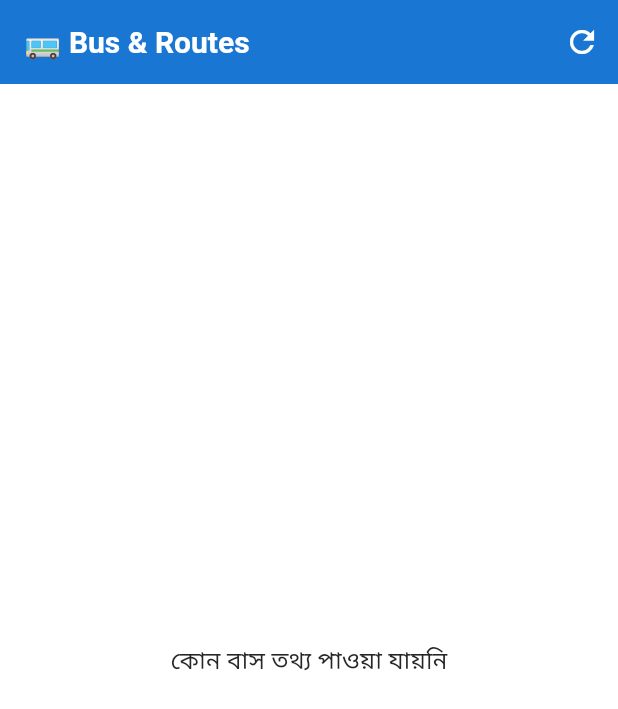
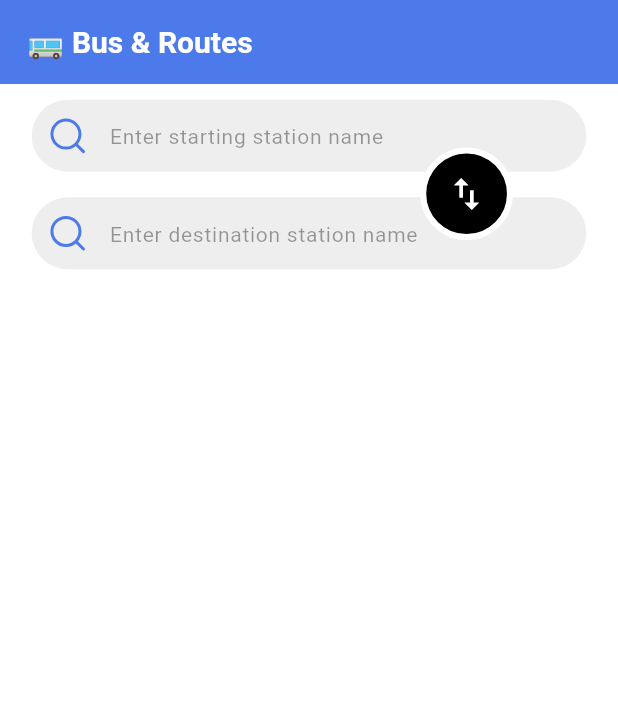
Before and after one commit to royalcourtbd/dhaka_bus, a Flutter app: the screen it shows after launch, on a phone screen of 412 x 824 dp. Shown: the top 709 px of the screen. Run offline on Flutter 3.47's test engine with Material 3 defaults, Android fonts, the phone set to English and light mode, and no system bars; our stand-ins replace cloud_firestore, device_info_plus, drift, equatable, firebase_analytics, firebase_core and 14 more; missing offline and left inert: talker_logger; accounts and stored records are empty; Roboto replaces fonts that are missing (Poppins).

Commit message:
Refactor bus routes UI and add swap feature
Replaced the old buses list page with a new bus routes display page featuring input fields for starting and destination stations, a swap button to exchange locations, and a search icon. Updated references in main and app entry files, added the swap logic to BusPresenter, and registered the new SVG asset. Increased app bar title font size and updated asset registration in pubspec.yaml.

```diff
--- a/lib/core/static/svg_path.dart
+++ b/lib/core/static/svg_path.dart
@@ -7,4 +7,5 @@
   ///svg file
   static const String icHomeOutline = 'assets/svg/ic_home_outline.svg';
   static const String icBack = 'assets/svg/ic_back.svg';
+  static const String icSearch = 'assets/svg/ic_search.svg';
 }
--- a/lib/dhaka_bus_app.dart
+++ b/lib/dhaka_bus_app.dart
@@ -1,4 +1,4 @@
-import 'package:dhaka_bus/features/bus_management/presentation/ui/buses_list_page.dart.dart';
+import 'package:dhaka_bus/features/bus_management/presentation/ui/bus_routes_display_page.dart';
 import 'package:flutter/material.dart';
 import 'package:get/route_manager.dart';
 import 'package:dhaka_bus/core/config/app_screen.dart';
@@ -33,7 +33,7 @@
           theme: AappTheme.lightTheme,
           title: 'Initial Project',
           // home: isFirstRun ? OnboardingPage() : MainPage(),
-          home: BusDemoPage(),
+          home: BusRoutesDisplayPage(),
         );
       },
     );
--- a/lib/features/bus_management/presentation/presenter/bus_presenter.dart
+++ b/lib/features/bus_management/presentation/presenter/bus_presenter.dart
@@ -4,6 +4,7 @@
 import 'package:dhaka_bus/core/base/base_presenter.dart';
 import 'package:dhaka_bus/core/utility/navigation_helpers.dart';
 import 'package:dhaka_bus/features/bus_management/bus_management_export.dart';
+import 'package:flutter/widgets.dart';
 
 class BusPresenter extends BasePresenter<BusUiState> {
   final GetBusesUseCase _getAllActiveBusesUseCase;
@@ -20,6 +21,11 @@
 
   final Obs<BusUiState> uiState = Obs<BusUiState>(BusUiState.empty());
   BusUiState get currentUiState => uiState.value;
+
+  final TextEditingController startingStationNameController =
+      TextEditingController();
+  final TextEditingController destinationStationNameController =
+      TextEditingController();
 
   @override
   void onInit() {
@@ -143,6 +149,12 @@
     return await _dataSyncService.isInternetAvailable();
   }
 
+  void swapLocations() {
+    final temp = startingStationNameController.text;
+    startingStationNameController.text = destinationStationNameController.text;
+    destinationStationNameController.text = temp;
+  }
+
   @override
   Future<void> addUserMessage(String message) async {
     uiState.value = currentUiState.copyWith(userMessage: message);
--- /dev/null
+++ b/lib/features/bus_management/presentation/ui/bus_routes_display_page.dart
@@ -0,0 +1,71 @@
+import 'package:dhaka_bus/core/config/app_screen.dart';
+import 'package:dhaka_bus/core/di/service_locator.dart';
+import 'package:dhaka_bus/core/external_libs/user_input_field/src/user_input_field_widget.dart';
+import 'package:dhaka_bus/core/static/svg_path.dart';
+import 'package:dhaka_bus/core/static/ui_const.dart';
+import 'package:dhaka_bus/features/bus_management/presentation/presenter/bus_presenter.dart';
+import 'package:dhaka_bus/features/bus_management/presentation/widgets/swap_button.dart';
+import 'package:dhaka_bus/shared/components/custom_app_bar_widget.dart';
+import 'package:flutter/material.dart';
+
+class BusRoutesDisplayPage extends StatelessWidget {
+  BusRoutesDisplayPage({super.key});
+  final BusPresenter busPresenter = locate<BusPresenter>();
+
+  @override
+  Widget build(BuildContext context) {
+    return Scaffold(
+      appBar: CustomAppBar(title: '🚌 Bus & Routes', isRoot: true),
+      body: Column(
+        crossAxisAlignment: CrossAxisAlignment.center,
+        children: [
+          SizedBox(
+            // color: Colors.blueAccent,
+            width: double.infinity,
+            child: Stack(
+              alignment: Alignment.center,
+              children: [
+                Padding(
+                  padding: EdgeInsets.symmetric(
+                    horizontal: twentyPx,
+                    vertical: tenPx,
+                  ),
+                  child: Column(
+                    mainAxisSize: MainAxisSize.min,
+                    children: [
+                      _buildInputField(
+                        hintText: 'Enter starting station name',
+                        textEditingController:
+                            busPresenter.startingStationNameController,
+                      ),
+                      gapH16,
+                      _buildInputField(
+                        hintText: 'Enter destination station name',
+                        textEditingController:
+                            busPresenter.destinationStationNameController,
+                      ),
+                    ],
+                  ),
+                ),
+                SwapButton(busPresenter: busPresenter),
+              ],
+            ),
+          ),
+        ],
+      ),
+    );
+  }
+
+  UserInputField _buildInputField({
+    required String hintText,
+    required TextEditingController textEditingController,
+  }) {
+    return UserInputField(
+      contentPadding: EdgeInsets.symmetric(vertical: 10),
+      hintText: hintText,
+      fillColor: Color(0xffEEEEEE),
+      prefixIconPath: SvgPath.icSearch,
+      textEditingController: busPresenter.startingStationNameController,
+    );
+  }
+}
--- /dev/null
+++ b/lib/features/bus_management/presentation/widgets/swap_button.dart
@@ -0,0 +1,32 @@
+import 'package:dhaka_bus/core/config/app_screen.dart';
+import 'package:dhaka_bus/features/bus_management/bus_management_export.dart';
+import 'package:flutter/material.dart';
+
+class SwapButton extends StatelessWidget {
+  const SwapButton({super.key, required this.busPresenter});
+
+  final BusPresenter busPresenter;
+
+  @override
+  Widget build(BuildContext context) {
+    return Positioned(
+      top: fortyPx,
+      right: 17.percentWidth,
+      child: GestureDetector(
+        onTap: () {
+          busPresenter.swapLocations();
+        },
+        child: Container(
+          width: 15.percentWidth,
+          height: 15.percentWidth,
+          decoration: BoxDecoration(
+            color: Colors.black,
+            shape: BoxShape.circle,
+            border: Border.all(color: Colors.white, width: 4),
+          ),
+          child: const Icon(Icons.swap_vert, color: Colors.white, size: 28),
+        ),
+      ),
+    );
+  }
+}
--- a/lib/shared/components/custom_app_bar_widget.dart
+++ b/lib/shared/components/custom_app_bar_widget.dart
@@ -84,7 +84,7 @@
                     overflow: TextOverflow.ellipsis,
                     style:
                         titleStyle ??
-                        TextStyle(fontSize: 18, fontWeight: FontWeight.w600),
+                        TextStyle(fontSize: 20, fontWeight: FontWeight.w600),
                   ),
                 ),
                 if (dropDownPath != null) ...[
--- a/pubspec.yaml
+++ b/pubspec.yaml
@@ -92,9 +92,8 @@
   uses-material-design: true
 
   # To add assets to your application, add an assets section, like this:
-  # assets:
-  #   - images/a_dot_burr.jpeg
-  #   - images/a_dot_ham.jpeg
+  assets:
+    - assets/svg/
 
   # An image asset can refer to one or more resolution-specific "variants", see
   # https://flutter.dev/to/resolution-aware-images
```
Also changed, not shown: lib/features/bus_management/presentation/ui/buses_list_page.dart.dart (deleted, +0 -411 lines), lib/features/main/presentation/ui/main_page.dart (+6 -6 lines), assets/svg/ic_search.svg (added).
